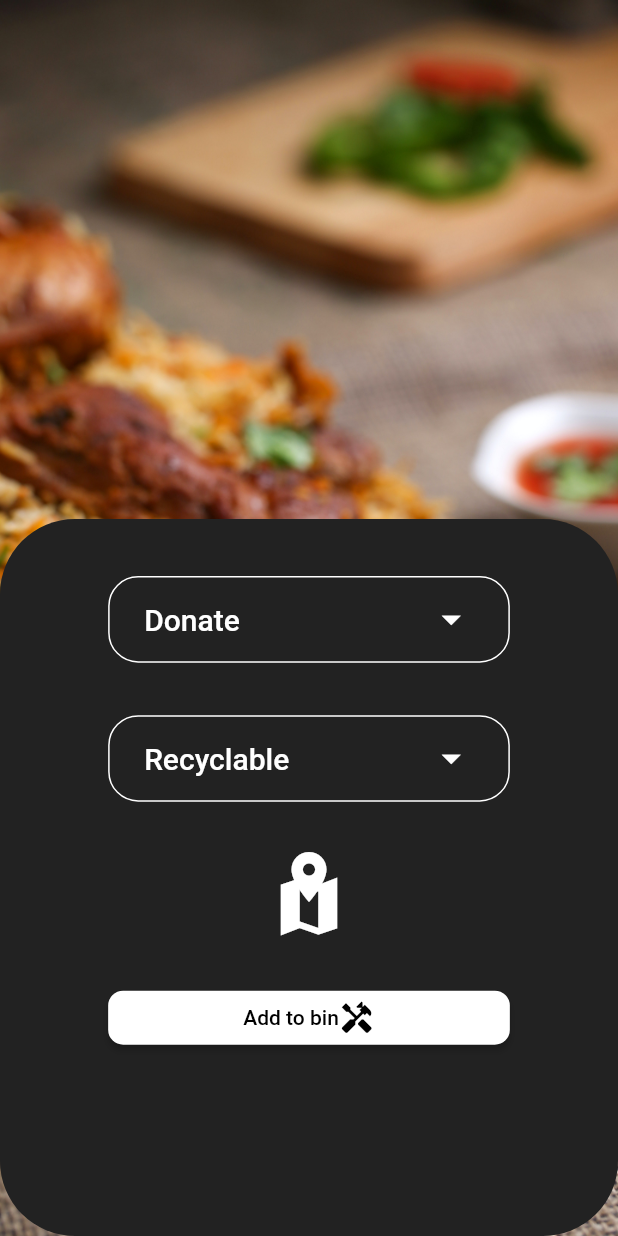
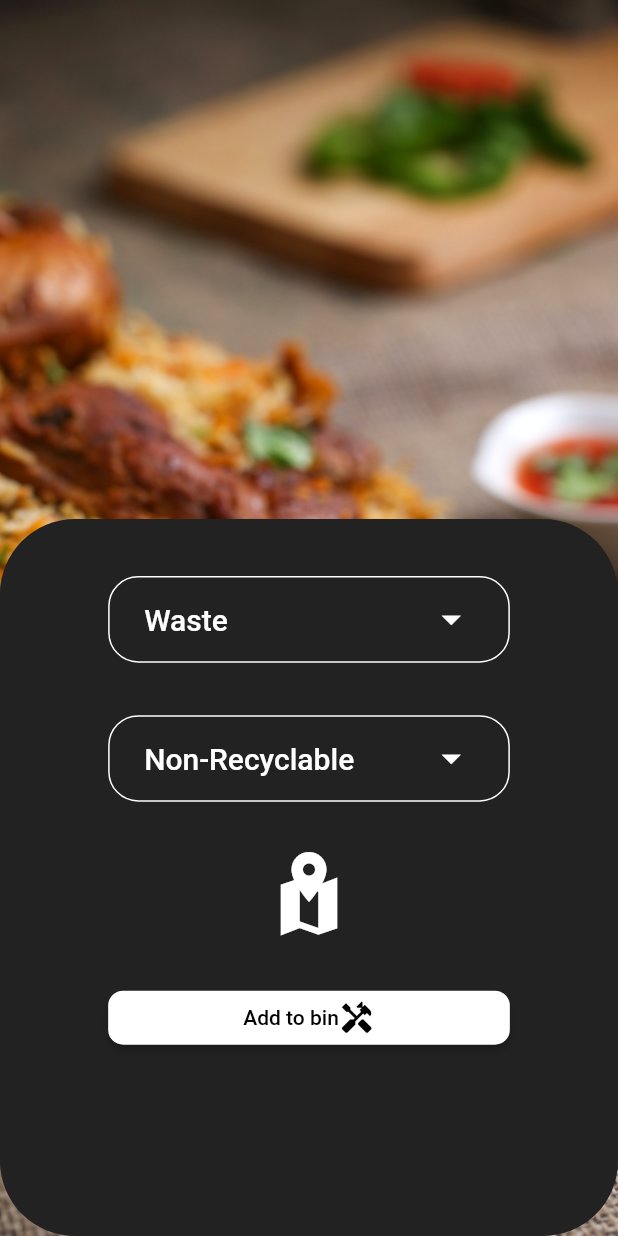
Before and after one commit to 10cyrilc/newNemesis, a Flutter app: the WasteSelectionPage screen opened directly, on a phone screen of 412 x 824 dp. Run offline on Flutter 3.47's test engine with Material 2 defaults, Android fonts, the light colour scheme and no system bars; our stand-ins replace curved_navigation_bar, google_maps_flutter, location, permission_handler.

Commit message:
maps implementation

```diff
--- a/nemesis_hackathon/lib/main.dart
+++ b/nemesis_hackathon/lib/main.dart
@@ -4,12 +4,37 @@ import 'package:nemesis_hackathon/screens/login_screen.dart';
 import 'package:nemesis_hackathon/screens/maps.dart';
 import 'package:nemesis_hackathon/widgets/bottomNavbar.dart';
 
+import 'package:permission_handler/permission_handler.dart';
+
 void main() {
   runApp(const MyApp());
 }
 
-class MyApp extends StatelessWidget {
+class MyApp extends StatefulWidget {
   const MyApp({Key? key}) : super(key: key);
+
+  @override
+  State<MyApp> createState() => _MyAppState();
+}
+
+class _MyAppState extends State<MyApp> {
+  Future<bool> askForPermissions() async {
+    final PermissionStatus permission = await Permission.phone.status;
+    await [Permission.phone].request();
+    await [Permission.location].request();
+    // await [Permission.locationAlways].request();
+    // await [Permission.locationWhenInUse].request();
+
+    return permission.isDenied;
+  }
+
+  @override
+  void initState() {
+    // TODO: implement initState
+    super.initState();
+    askForPermissions();
+  }
+
   @override
   Widget build(BuildContext context) {
     return MaterialApp(
@@ -22,12 +47,9 @@ class MyApp extends StatelessWidget {
       home: const LoginScreen(),
       routes: {
         '/home_page_organisation': ((context) => BottomNavBar()),
-
         '/maps': ((context) => Maps()),
-
         '/logout': ((context) => const LoginScreen()),
         '/home': ((context) => const HomePage())
-
       },
     );
   }
--- a/nemesis_hackathon/lib/screens/waste_selection.dart
+++ b/nemesis_hackathon/lib/screens/waste_selection.dart
@@ -10,6 +10,8 @@ class WasteSelectionPage extends StatefulWidget {
 }
 
 class _WasteSelectionPageState extends State<WasteSelectionPage> {
+  bool first_drop = false;
+  bool second_drop = false;
   @override
   Widget build(BuildContext context) {
     final height = MediaQuery.of(context).size.height;
@@ -51,19 +53,23 @@ class _WasteSelectionPageState extends State<WasteSelectionPage> {
                                 shape: RoundedRectangleBorder(
                                     borderRadius: BorderRadius.circular(20)),
                                 side: const BorderSide(color: Colors.white)),
-                            onPressed: () {},
+                            onPressed: () {
+                              setState(() {
+                                first_drop = !first_drop;
+                              });
+                            },
                             child: Padding(
                               padding: const EdgeInsets.all(8.0),
                               child: Row(
                                 mainAxisAlignment:
                                     MainAxisAlignment.spaceBetween,
-                                children: const [
+                                children: [
                                   Text(
-                                    'Donate',
-                                    style: TextStyle(
+                                    first_drop ? 'Donate' : 'Waste',
+                                    style: const TextStyle(
                                         color: Colors.white, fontSize: 20),
                                   ),
-                                  Icon(
+                                  const Icon(
                                     Icons.arrow_drop_down_sharp,
                                     size: 30,
                                     color: Colors.white,
@@ -94,18 +100,22 @@ class _WasteSelectionPageState extends State<WasteSelectionPage> {
                               shape: RoundedRectangleBorder(
                                   borderRadius: BorderRadius.circular(20)),
                               side: const BorderSide(color: Colors.white)),
-                          onPressed: () {},
+                          onPressed: () {
+                            setState(() {
+                              second_drop = !second_drop;
+                            });
+                          },
                           child: Padding(
                             padding: const EdgeInsets.all(8.0),
                             child: Row(
                               mainAxisAlignment: MainAxisAlignment.spaceBetween,
-                              children: const [
+                              children: [
                                 Text(
-                                  'Recyclable',
-                                  style: TextStyle(
+                                  second_drop ? 'Recyclable' : 'Non-Recyclable',
+                                  style: const TextStyle(
                                       color: Colors.white, fontSize: 20),
                                 ),
-                                Icon(
+                                const Icon(
                                   Icons.arrow_drop_down_sharp,
                                   size: 30,
                                   color: Colors.white,
--- a/nemesis_hackathon/pubspec.yaml
+++ b/nemesis_hackathon/pubspec.yaml
@@ -37,6 +37,7 @@ dependencies:
   curved_navigation_bar: ^1.0.3
   google_maps_flutter: ^2.2.1
   location: ^4.4.0
+  permission_handler: ^10.2.0
 
 dev_dependencies:
   flutter_test:
```
Also changed, not shown: nemesis_hackathon/lib/screens/maps.dart (+65 -17 lines), nemesis_hackathon/pubspec.lock, 3 other files.
